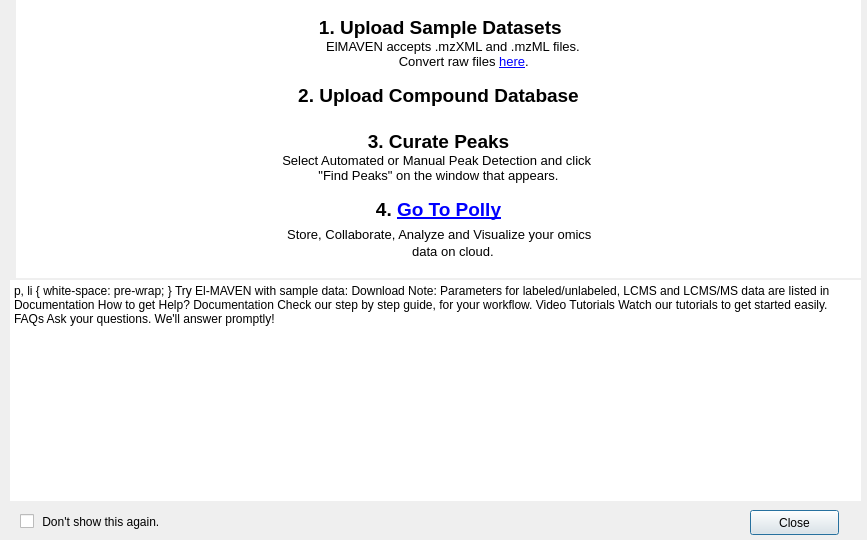
The window that src/gui/mzroll/forms/gettingstarted.ui (ElucidataInc/ElMaven) describes before a commit, drawn with Qt 5.
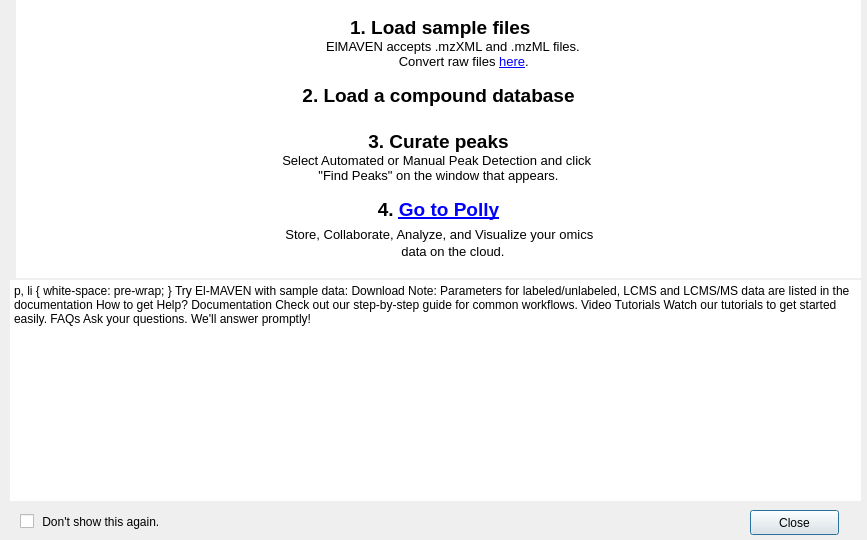
The same window after the commit. Icons and pictures are not drawn.

Commit message: [UI] Correct grammatical mistakes in Getting Started #794

Diff of the .ui file:
```diff
--- a/src/gui/mzroll/forms/gettingstarted.ui
+++ b/src/gui/mzroll/forms/gettingstarted.ui
@@ -76,21 +76,21 @@
          <string>&lt;!DOCTYPE HTML PUBLIC &quot;-//W3C//DTD HTML 4.0//EN&quot; &quot;http://www.w3.org/TR/REC-html40/strict.dtd&quot;&gt;
 &lt;html&gt;&lt;head&gt;&lt;meta name=&quot;qrichtext&quot; content=&quot;1&quot; /&gt;&lt;style type=&quot;text/css&quot;&gt;
 p, li { white-space: pre-wrap; }
-&lt;/style&gt;&lt;/head&gt;&lt;body style=&quot; font-family:'Ubuntu'; font-size:10pt; font-weight:400; font-style:normal;&quot;&gt;
-&lt;p align=&quot;center&quot; style=&quot; margin-top:0px; margin-bottom:0px; margin-left:0px; margin-right:0px; -qt-block-indent:0; text-indent:0px;&quot;&gt;   &lt;/p&gt;
-&lt;p align=&quot;center&quot; style=&quot; margin-top:0px; margin-bottom:0px; margin-left:0px; margin-right:0px; -qt-block-indent:0; text-indent:0px;&quot;&gt; &lt;span style=&quot; font-size:14pt; font-weight:600;&quot;&gt;1. Upload Sample Datasets&lt;/span&gt;&lt;/p&gt;
-&lt;p align=&quot;center&quot; style=&quot; margin-top:0px; margin-bottom:0px; margin-left:0px; margin-right:0px; -qt-block-indent:0; text-indent:0px;&quot;&gt;         ElMAVEN accepts .mzXML and .mzML files. &lt;/p&gt;
-&lt;p align=&quot;center&quot; style=&quot; margin-top:0px; margin-bottom:0px; margin-left:0px; margin-right:0px; -qt-block-indent:0; text-indent:0px;&quot;&gt;              Convert raw files &lt;a href=&quot;http://proteowizard.sourceforge.net/download.html&quot;&gt;&lt;span style=&quot; text-decoration: underline; color:#0000ff;&quot;&gt;here&lt;/span&gt;&lt;/a&gt;.&lt;/p&gt;
-&lt;p style=&quot; margin-top:0px; margin-bottom:0px; margin-left:400px; margin-right:0px; -qt-block-indent:0; text-indent:0px;&quot;&gt;       &lt;/p&gt;
-&lt;p align=&quot;center&quot; style=&quot; margin-top:0px; margin-bottom:0px; margin-left:0px; margin-right:0px; -qt-block-indent:0; text-indent:0px;&quot;&gt;&lt;span style=&quot; font-size:14pt; font-weight:600;&quot;&gt;2. Upload Compound Database&lt;/span&gt;&lt;/p&gt;
+&lt;/style&gt;&lt;/head&gt;&lt;body style=&quot; font-family:'Ubuntu'; font-size:11pt; font-weight:400; font-style:normal;&quot;&gt;
+&lt;p align=&quot;center&quot; style=&quot; margin-top:0px; margin-bottom:0px; margin-left:0px; margin-right:0px; -qt-block-indent:0; text-indent:0px;&quot;&gt;&lt;span style=&quot; font-size:10pt;&quot;&gt;   &lt;/span&gt;&lt;/p&gt;
+&lt;p align=&quot;center&quot; style=&quot; margin-top:0px; margin-bottom:0px; margin-left:0px; margin-right:0px; -qt-block-indent:0; text-indent:0px;&quot;&gt;&lt;span style=&quot; font-size:10pt;&quot;&gt; &lt;/span&gt;&lt;span style=&quot; font-size:14pt; font-weight:600;&quot;&gt;1. Load sample files&lt;/span&gt;&lt;/p&gt;
+&lt;p align=&quot;center&quot; style=&quot; margin-top:0px; margin-bottom:0px; margin-left:0px; margin-right:0px; -qt-block-indent:0; text-indent:0px;&quot;&gt;&lt;span style=&quot; font-size:10pt;&quot;&gt;         ElMAVEN accepts .mzXML and .mzML files. &lt;/span&gt;&lt;/p&gt;
+&lt;p align=&quot;center&quot; style=&quot; margin-top:0px; margin-bottom:0px; margin-left:0px; margin-right:0px; -qt-block-indent:0; text-indent:0px;&quot;&gt;&lt;span style=&quot; font-size:10pt;&quot;&gt;              Convert raw files &lt;/span&gt;&lt;a href=&quot;http://proteowizard.sourceforge.net/download.html&quot;&gt;&lt;span style=&quot; font-size:10pt; text-decoration: underline; color:#0000ff;&quot;&gt;here&lt;/span&gt;&lt;/a&gt;&lt;span style=&quot; font-size:10pt;&quot;&gt;.&lt;/span&gt;&lt;/p&gt;
+&lt;p style=&quot; margin-top:0px; margin-bottom:0px; margin-left:400px; margin-right:0px; -qt-block-indent:0; text-indent:0px;&quot;&gt;&lt;span style=&quot; font-size:10pt;&quot;&gt;       &lt;/span&gt;&lt;/p&gt;
+&lt;p align=&quot;center&quot; style=&quot; margin-top:0px; margin-bottom:0px; margin-left:0px; margin-right:0px; -qt-block-indent:0; text-indent:0px;&quot;&gt;&lt;span style=&quot; font-size:14pt; font-weight:600;&quot;&gt;2. Load a compound database&lt;/span&gt;&lt;/p&gt;
 &lt;p align=&quot;center&quot; style=&quot;-qt-paragraph-type:empty; margin-top:0px; margin-bottom:0px; margin-left:430px; margin-right:0px; -qt-block-indent:0; text-indent:0px; font-size:14pt; font-weight:600;&quot;&gt;&lt;br /&gt;&lt;/p&gt;
-&lt;p align=&quot;center&quot; style=&quot; margin-top:0px; margin-bottom:0px; margin-left:0px; margin-right:0px; -qt-block-indent:0; text-indent:0px;&quot;&gt;&lt;span style=&quot; font-size:14pt; font-weight:600;&quot;&gt;3. Curate Peaks&lt;/span&gt;&lt;/p&gt;
-&lt;p align=&quot;center&quot; style=&quot; margin-top:0px; margin-bottom:0px; margin-left:0px; margin-right:0px; -qt-block-indent:0; text-indent:0px;&quot;&gt;Select Automated or Manual Peak Detection and click &lt;/p&gt;
-&lt;p align=&quot;center&quot; style=&quot; margin-top:0px; margin-bottom:0px; margin-left:0px; margin-right:0px; -qt-block-indent:0; text-indent:0px;&quot;&gt;&amp;quot;Find Peaks&amp;quot; on the window that appears.&lt;/p&gt;
-&lt;p align=&quot;center&quot; style=&quot;-qt-paragraph-type:empty; margin-top:0px; margin-bottom:0px; margin-left:0px; margin-right:0px; -qt-block-indent:0; text-indent:0px;&quot;&gt;&lt;br /&gt;&lt;/p&gt;
-&lt;p align=&quot;center&quot; style=&quot; margin-top:0px; margin-bottom:0px; margin-left:0px; margin-right:0px; -qt-block-indent:0; text-indent:0px;&quot;&gt;&lt;span style=&quot; font-size:14pt; font-weight:600;&quot;&gt;4. &lt;/span&gt;&lt;a href=&quot;https://polly.elucidata.io/&quot;&gt;&lt;span style=&quot; font-size:14pt; font-weight:600; text-decoration: underline; color:#0000ff;&quot;&gt;Go To Polly&lt;/span&gt;&lt;/a&gt;&lt;/p&gt;
-&lt;p align=&quot;center&quot; style=&quot; margin-top:0px; margin-bottom:0px; margin-left:0px; margin-right:0px; -qt-block-indent:0; text-indent:0px;&quot;&gt;&lt;span style=&quot; font-size:14pt;&quot;&gt; &lt;/span&gt;Store, Collaborate, Analyze and Visualize your omics &lt;/p&gt;
-&lt;p align=&quot;center&quot; style=&quot; margin-top:0px; margin-bottom:0px; margin-left:0px; margin-right:0px; -qt-block-indent:0; text-indent:0px;&quot;&gt;        data on cloud.&lt;/p&gt;&lt;/body&gt;&lt;/html&gt;</string>
+&lt;p align=&quot;center&quot; style=&quot; margin-top:0px; margin-bottom:0px; margin-left:0px; margin-right:0px; -qt-block-indent:0; text-indent:0px;&quot;&gt;&lt;span style=&quot; font-size:14pt; font-weight:600;&quot;&gt;3. Curate peaks&lt;/span&gt;&lt;/p&gt;
+&lt;p align=&quot;center&quot; style=&quot; margin-top:0px; margin-bottom:0px; margin-left:0px; margin-right:0px; -qt-block-indent:0; text-indent:0px;&quot;&gt;&lt;span style=&quot; font-size:10pt;&quot;&gt;Select Automated or Manual Peak Detection and click &lt;/span&gt;&lt;/p&gt;
+&lt;p align=&quot;center&quot; style=&quot; margin-top:0px; margin-bottom:0px; margin-left:0px; margin-right:0px; -qt-block-indent:0; text-indent:0px;&quot;&gt;&lt;span style=&quot; font-size:10pt;&quot;&gt;&amp;quot;Find Peaks&amp;quot; on the window that appears.&lt;/span&gt;&lt;/p&gt;
+&lt;p align=&quot;center&quot; style=&quot;-qt-paragraph-type:empty; margin-top:0px; margin-bottom:0px; margin-left:0px; margin-right:0px; -qt-block-indent:0; text-indent:0px; font-size:10pt;&quot;&gt;&lt;br /&gt;&lt;/p&gt;
+&lt;p align=&quot;center&quot; style=&quot; margin-top:0px; margin-bottom:0px; margin-left:0px; margin-right:0px; -qt-block-indent:0; text-indent:0px;&quot;&gt;&lt;span style=&quot; font-size:14pt; font-weight:600;&quot;&gt;4. &lt;/span&gt;&lt;a href=&quot;https://polly.elucidata.io/&quot;&gt;&lt;span style=&quot; font-size:14pt; font-weight:600; text-decoration: underline; color:#0000ff;&quot;&gt;Go to Polly&lt;/span&gt;&lt;/a&gt;&lt;/p&gt;
+&lt;p align=&quot;center&quot; style=&quot; margin-top:0px; margin-bottom:0px; margin-left:0px; margin-right:0px; -qt-block-indent:0; text-indent:0px;&quot;&gt;&lt;span style=&quot; font-size:14pt;&quot;&gt; &lt;/span&gt;&lt;span style=&quot; font-size:10pt;&quot;&gt;Store, Collaborate, Analyze, and Visualize your omics &lt;/span&gt;&lt;/p&gt;
+&lt;p align=&quot;center&quot; style=&quot; margin-top:0px; margin-bottom:0px; margin-left:0px; margin-right:0px; -qt-block-indent:0; text-indent:0px;&quot;&gt;&lt;span style=&quot; font-size:10pt;&quot;&gt;        data on the cloud.&lt;/span&gt;&lt;/p&gt;&lt;/body&gt;&lt;/html&gt;</string>
         </property>
        </widget>
       </item>
@@ -117,16 +117,16 @@
        <string>&lt;!DOCTYPE HTML PUBLIC &quot;-//W3C//DTD HTML 4.0//EN&quot; &quot;http://www.w3.org/TR/REC-html40/strict.dtd&quot;&gt;
 &lt;html&gt;&lt;head&gt;&lt;meta name=&quot;qrichtext&quot; content=&quot;1&quot; /&gt;&lt;style type=&quot;text/css&quot;&gt;
 p, li { white-space: pre-wrap; }
-&lt;/style&gt;&lt;/head&gt;&lt;body style=&quot; font-family:'Ubuntu'; font-size:10pt; font-weight:400; font-style:normal;&quot;&gt;
-&lt;p style=&quot;-qt-paragraph-type:empty; margin-top:0px; margin-bottom:0px; margin-left:0px; margin-right:0px; -qt-block-indent:0; text-indent:0px;&quot;&gt;&lt;br /&gt;&lt;/p&gt;
-&lt;p align=&quot;center&quot; style=&quot; margin-top:0px; margin-bottom:0px; margin-left:0px; margin-right:0px; -qt-block-indent:0; text-indent:0px;&quot;&gt;&lt;span style=&quot; font-size:12pt; font-weight:600;&quot;&gt;Try El-MAVEN with sample data: &lt;/span&gt;&lt;a href=&quot;http://genomics-pubs.princeton.edu/mzroll/datasets/exampleProject.zip&quot;&gt;&lt;span style=&quot; text-decoration: underline; color:#0000ff;&quot;&gt;Download&lt;/span&gt;&lt;/a&gt;&lt;/p&gt;
-&lt;p align=&quot;center&quot; style=&quot;-qt-paragraph-type:empty; margin-top:0px; margin-bottom:0px; margin-left:0px; margin-right:0px; -qt-block-indent:0; text-indent:0px; text-decoration: underline; color:#0000ff;&quot;&gt;&lt;br /&gt;&lt;/p&gt;
-&lt;p align=&quot;center&quot; style=&quot; margin-top:0px; margin-bottom:0px; margin-left:0px; margin-right:0px; -qt-block-indent:0; text-indent:0px;&quot;&gt;         &lt;span style=&quot; font-weight:600;&quot;&gt;Note: Parameters for labeled/unlabeled, LCMS and LCMS/MS data are listed in Documentation&lt;/span&gt;&lt;/p&gt;
+&lt;/style&gt;&lt;/head&gt;&lt;body style=&quot; font-family:'Ubuntu'; font-size:11pt; font-weight:400; font-style:normal;&quot;&gt;
+&lt;p style=&quot;-qt-paragraph-type:empty; margin-top:0px; margin-bottom:0px; margin-left:0px; margin-right:0px; -qt-block-indent:0; text-indent:0px; font-size:10pt;&quot;&gt;&lt;br /&gt;&lt;/p&gt;
+&lt;p align=&quot;center&quot; style=&quot; margin-top:0px; margin-bottom:0px; margin-left:0px; margin-right:0px; -qt-block-indent:0; text-indent:0px;&quot;&gt;&lt;span style=&quot; font-size:12pt; font-weight:600;&quot;&gt;Try El-MAVEN with sample data: &lt;/span&gt;&lt;a href=&quot;http://genomics-pubs.princeton.edu/mzroll/datasets/exampleProject.zip&quot;&gt;&lt;span style=&quot; font-size:10pt; text-decoration: underline; color:#0000ff;&quot;&gt;Download&lt;/span&gt;&lt;/a&gt;&lt;/p&gt;
+&lt;p align=&quot;center&quot; style=&quot;-qt-paragraph-type:empty; margin-top:0px; margin-bottom:0px; margin-left:0px; margin-right:0px; -qt-block-indent:0; text-indent:0px; font-size:10pt; text-decoration: underline; color:#0000ff;&quot;&gt;&lt;br /&gt;&lt;/p&gt;
+&lt;p align=&quot;center&quot; style=&quot; margin-top:0px; margin-bottom:0px; margin-left:0px; margin-right:0px; -qt-block-indent:0; text-indent:0px;&quot;&gt;&lt;span style=&quot; font-size:10pt;&quot;&gt;         &lt;/span&gt;&lt;span style=&quot; font-size:10pt; font-weight:600;&quot;&gt;Note: Parameters for labeled/unlabeled, LCMS and LCMS/MS data are listed in the documentation&lt;/span&gt;&lt;/p&gt;
 &lt;hr /&gt;
-&lt;p align=&quot;center&quot; style=&quot; margin-top:0px; margin-bottom:0px; margin-left:0px; margin-right:0px; -qt-block-indent:0; text-indent:0px;&quot;&gt;&lt;span style=&quot; font-size:14pt; font-weight:600;&quot;&gt;How to get Help?&lt;/span&gt;&lt;br /&gt;&lt;/p&gt;
-&lt;ul style=&quot;margin-top: 0px; margin-bottom: 0px; margin-left: 0px; margin-right: 0px; -qt-list-indent: 1;&quot;&gt;&lt;li style=&quot; margin-top:12px; margin-bottom:0px; margin-left:170px; margin-right:0px; -qt-block-indent:0; text-indent:0px;&quot;&gt;&lt;a href=&quot;https://github.com/ElucidataInc/ElMaven/wiki&quot;&gt;&lt;span style=&quot; text-decoration: underline; color:#0000ff;&quot;&gt;Documentation&lt;/span&gt;&lt;/a&gt; Check our step  by step guide, for your workflow.&lt;/li&gt;
-&lt;li style=&quot; margin-top:0px; margin-bottom:0px; margin-left:170px; margin-right:0px; -qt-block-indent:0; text-indent:0px;&quot;&gt;&lt;a href=&quot;https://www.youtube.com/channel/UCZYVM0I1zqRgkGTdIlQZ9Yw/videos&quot;&gt;&lt;span style=&quot; text-decoration: underline; color:#0000ff;&quot;&gt;Video Tutorials&lt;/span&gt;&lt;/a&gt; Watch our tutorials to get started easily.&lt;/li&gt;
-&lt;li style=&quot; margin-top:0px; margin-bottom:0px; margin-left:170px; margin-right:0px; -qt-block-indent:0; text-indent:0px;&quot;&gt;&lt;a href=&quot;https://elucidatainc.github.io/ElMaven/faq/&quot;&gt;&lt;span style=&quot; text-decoration: underline; color:#0000ff;&quot;&gt;FAQs&lt;/span&gt;&lt;/a&gt; Ask your questions. We'll answer promptly!&lt;/li&gt;&lt;/ul&gt;&lt;/body&gt;&lt;/html&gt;</string>
+&lt;p align=&quot;center&quot; style=&quot; margin-top:0px; margin-bottom:0px; margin-left:0px; margin-right:0px; -qt-block-indent:0; text-indent:0px;&quot;&gt;&lt;span style=&quot; font-size:14pt; font-weight:600;&quot;&gt;How to get Help?&lt;/span&gt;&lt;span style=&quot; font-size:10pt;&quot;&gt;&lt;br /&gt;&lt;/span&gt;&lt;/p&gt;
+&lt;ul style=&quot;margin-top: 0px; margin-bottom: 0px; margin-left: 0px; margin-right: 0px; -qt-list-indent: 1;&quot;&gt;&lt;li style=&quot; font-size:10pt;&quot; style=&quot; margin-top:12px; margin-bottom:0px; margin-left:170px; margin-right:0px; -qt-block-indent:0; text-indent:0px;&quot;&gt;&lt;a href=&quot;https://github.com/ElucidataInc/ElMaven/wiki&quot;&gt;&lt;span style=&quot; text-decoration: underline; color:#0000ff;&quot;&gt;Documentation&lt;/span&gt;&lt;/a&gt; Check out our step-by-step guide for common workflows.&lt;/li&gt;
+&lt;li style=&quot; font-size:10pt;&quot; style=&quot; margin-top:0px; margin-bottom:0px; margin-left:170px; margin-right:0px; -qt-block-indent:0; text-indent:0px;&quot;&gt;&lt;a href=&quot;https://www.youtube.com/channel/UCZYVM0I1zqRgkGTdIlQZ9Yw/videos&quot;&gt;&lt;span style=&quot; text-decoration: underline; color:#0000ff;&quot;&gt;Video Tutorials&lt;/span&gt;&lt;/a&gt; Watch our tutorials to get started easily.&lt;/li&gt;
+&lt;li style=&quot; font-size:10pt;&quot; style=&quot; margin-top:0px; margin-bottom:0px; margin-left:170px; margin-right:0px; -qt-block-indent:0; text-indent:0px;&quot;&gt;&lt;a href=&quot;https://elucidatainc.github.io/ElMaven/faq/&quot;&gt;&lt;span style=&quot; text-decoration: underline; color:#0000ff;&quot;&gt;FAQs&lt;/span&gt;&lt;/a&gt; Ask your questions. We'll answer promptly!&lt;/li&gt;&lt;/ul&gt;&lt;/body&gt;&lt;/html&gt;</string>
       </property>
      </widget>
     </item>
```
